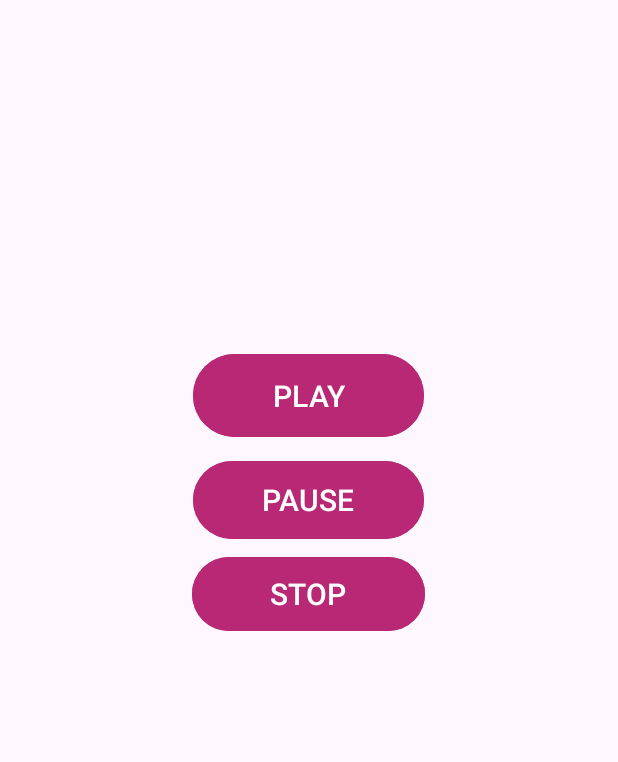
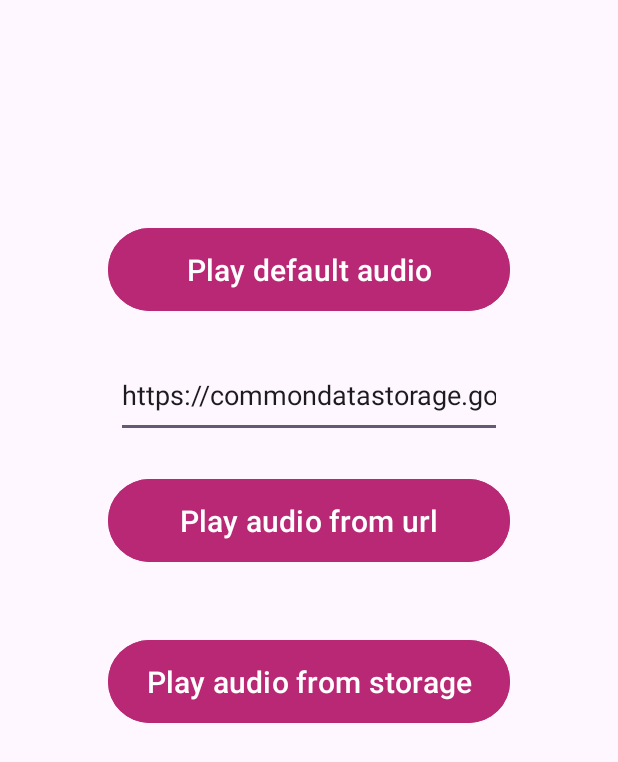
Before and after one commit to mynameiszp/android-labs, an Android app: the screen it shows after launch (AudioActivity before the commit, AudioSourceActivity after it), after a tap on "Play audio", on a phone screen of 412 x 824 dp. Shown: the top 762 px of the screen. Run offline under Robolectric (Android 15) with nearby library versions, the light colour scheme and no system bars.

Commit message:
Completed lab4

```diff
--- /dev/null
+++ b/lab4/app/src/main/java/com/example/lab4/AudioSourceActivity.java
@@ -0,0 +1,99 @@
+package com.example.lab4;
+
+import android.app.Activity;
+import android.content.Intent;
+import android.net.Uri;
+import android.os.Bundle;
+import android.view.View;
+import android.widget.Button;
+import android.widget.EditText;
+
+import androidx.activity.EdgeToEdge;
+import androidx.activity.result.ActivityResult;
+import androidx.activity.result.ActivityResultCallback;
+import androidx.activity.result.ActivityResultLauncher;
+import androidx.activity.result.contract.ActivityResultContracts;
+import androidx.appcompat.app.AppCompatActivity;
+import androidx.core.graphics.Insets;
+import androidx.core.view.ViewCompat;
+import androidx.core.view.WindowInsetsCompat;
+
+public class AudioSourceActivity extends AppCompatActivity {
+    private Intent audioIntent;
+    private final ActivityResultLauncher<Intent> mGetContent = registerForActivityResult(
+            new ActivityResultContracts.StartActivityForResult(),
+            new ActivityResultCallback<ActivityResult>() {
+                @Override
+                public void onActivityResult(ActivityResult result) {
+                    if (result.getResultCode() == Activity.RESULT_OK && result.getData() != null) {
+                        Uri uri = result.getData().getData();
+                        // Handle the returned Uri
+                        if (audioIntent == null) {
+                            audioIntent = new Intent(AudioSourceActivity.this, AudioActivity.class);
+                        }
+                        assert uri != null;
+                        audioIntent.putExtra("audioType", "storage");
+                        audioIntent.putExtra("audioUrl", uri.toString());
+                        startActivity(audioIntent);
+                    }
+                }
+            });
+
+    @Override
+    protected void onCreate(Bundle savedInstanceState) {
+        super.onCreate(savedInstanceState);
+        EdgeToEdge.enable(this);
+        setContentView(R.layout.activity_audio_source);
+        ViewCompat.setOnApplyWindowInsetsListener(findViewById(R.id.main), (v, insets) -> {
+            Insets systemBars = insets.getInsets(WindowInsetsCompat.Type.systemBars());
+            v.setPadding(systemBars.left, systemBars.top, systemBars.right, systemBars.bottom);
+            return insets;
+        });
+        Button defaultVideoButton = findViewById(R.id.default_video);
+        defaultVideoButton.setOnClickListener(new View.OnClickListener() {
+            @Override
+            public void onClick(View v) {
+                playDefault();
+            }
+        });
+        Button urlVideoButton = findViewById(R.id.url_video);
+        urlVideoButton.setOnClickListener(new View.OnClickListener() {
+            @Override
+            public void onClick(View v) {
+                playUrl();
+            }
+        });
+        Button storageVideoButton = findViewById(R.id.storage_video);
+        storageVideoButton.setOnClickListener(new View.OnClickListener() {
+            @Override
+            public void onClick(View v) {
+                playFromStorage();
+            }
+        });
+    }
+
+    private void playDefault() {
+        if (audioIntent == null) {
+            audioIntent = new Intent(this, AudioActivity.class);
+        }
+        audioIntent.putExtra("audioType", "default");
+        startActivity(audioIntent);
+    }
+
+    private void playUrl() {
+        if (audioIntent == null) {
+            audioIntent = new Intent(this, AudioActivity.class);
+        }
+        EditText editText = findViewById(R.id.url);
+        audioIntent.putExtra("audioUrl", editText.getText().toString());
+        audioIntent.putExtra("audioType", "url");
+        startActivity(audioIntent);
+    }
+
+    private void playFromStorage() {
+        Intent intent = new Intent();
+        intent.setType("audio/*");
+        intent.setAction(Intent.ACTION_GET_CONTENT);
+        mGetContent.launch(intent);
+    }
+}
--- a/lab4/app/src/main/java/com/example/lab4/MainActivity.java
+++ b/lab4/app/src/main/java/com/example/lab4/MainActivity.java
@@ -23,27 +23,27 @@ public class MainActivity extends AppCompatActivity {
         audioButton.setOnClickListener(new View.OnClickListener() {
             @Override
             public void onClick(View v) {
-                audioPlay(v);
+                audioPlay();
             }
         });
         Button videoButton = findViewById(R.id.videoButton);
         videoButton.setOnClickListener(new View.OnClickListener() {
             @Override
             public void onClick(View v) {
-                videoPlay(v);
+                videoPlay();
             }
         });
     }
 
-    public void audioPlay(View view) {
-        if(intentAudio ==null)
-            intentAudio =new Intent(this,AudioActivity .class);
+    public void audioPlay() {
+        if (intentAudio == null)
+            intentAudio = new Intent(this, AudioSourceActivity.class);
         startActivity(intentAudio);
     }
 
-    public void videoPlay(View view) {
+    public void videoPlay() {
         if (intentVideo == null)
-            intentVideo = new Intent(this, VideoActivity.class);
+            intentVideo = new Intent(this, VideoSourceActivity.class);
         startActivity(intentVideo);
     }
 }
--- /dev/null
+++ b/lab4/app/src/main/res/layout/activity_audio_source.xml
@@ -0,0 +1,57 @@
+<?xml version="1.0" encoding="utf-8"?>
+<androidx.constraintlayout.widget.ConstraintLayout xmlns:android="http://schemas.android.com/apk/res/android"
+    xmlns:app="http://schemas.android.com/apk/res-auto"
+    xmlns:tools="http://schemas.android.com/tools"
+    android:id="@+id/main"
+    android:layout_width="match_parent"
+    android:layout_height="match_parent"
+    tools:context=".AudioSourceActivity">
+
+    <Button
+        android:id="@+id/default_video"
+        android:layout_width="268dp"
+        android:layout_height="63dp"
+        android:layout_marginTop="148dp"
+        android:backgroundTint="#b82875"
+        android:text="@string/play_default_audio"
+        android:textSize="20sp"
+        app:layout_constraintEnd_toEndOf="parent"
+        app:layout_constraintStart_toStartOf="parent"
+        app:layout_constraintTop_toTopOf="parent" />
+
+    <Button
+        android:id="@+id/url_video"
+        android:layout_width="268dp"
+        android:layout_height="63dp"
+        android:layout_marginTop="104dp"
+        android:backgroundTint="#b82875"
+        android:text="@string/play_audio_from_url"
+        android:textSize="20sp"
+        app:layout_constraintEnd_toEndOf="parent"
+        app:layout_constraintStart_toStartOf="parent"
+        app:layout_constraintTop_toBottomOf="@+id/default_video" />
+
+    <EditText
+        android:id="@+id/url"
+        android:layout_width="257dp"
+        android:layout_height="57dp"
+        android:autofillHints="Enter url"
+        android:inputType="textUri"
+        android:text="https://commondatastorage.googleapis.com/codeskulptor-demos/DDR_assets/Sevish_-__nbsp_.mp3"
+        app:layout_constraintBottom_toTopOf="@+id/url_video"
+        app:layout_constraintEnd_toEndOf="parent"
+        app:layout_constraintStart_toStartOf="parent"
+        app:layout_constraintTop_toBottomOf="@+id/default_video" />
+
+    <Button
+        android:id="@+id/storage_video"
+        android:layout_width="268dp"
+        android:layout_height="63dp"
+        android:layout_marginTop="44dp"
+        android:backgroundTint="#b82875"
+        android:text="@string/play_audio_from_storage"
+        android:textSize="20sp"
+        app:layout_constraintEnd_toEndOf="parent"
+        app:layout_constraintStart_toStartOf="parent"
+        app:layout_constraintTop_toBottomOf="@+id/url_video" />
+</androidx.constraintlayout.widget.ConstraintLayout>
--- a/lab4/app/src/main/res/values/strings.xml
+++ b/lab4/app/src/main/res/values/strings.xml
@@ -5,4 +5,10 @@
     <string name="play">PLAY</string>
     <string name="pause">PAUSE</string>
     <string name="stop">STOP</string>
+    <string name="play_default_video">Play default video</string>
+    <string name="play_video_from_url">Play video from url</string>
+    <string name="play_video_from_storage">Play video from storage</string>
+    <string name="play_default_audio">Play default audio</string>
+    <string name="play_audio_from_url">Play audio from url</string>
+    <string name="play_audio_from_storage">Play audio from storage</string>
 </resources>
```
Also changed, not shown: lab4/app/src/main/AndroidManifest.xml (+8 -0 lines), lab4/app/src/main/java/com/example/lab4/AudioActivity.java (+19 -2 lines), lab4/app/src/main/java/com/example/lab4/VideoActivity.java (+4 -4 lines), lab4/app/src/main/java/com/example/lab4/VideoSourceActivity.java (added, +101 -0 lines), lab4/app/src/main/res/layout/activity_video_source.xml (added, +58 -0 lines).
